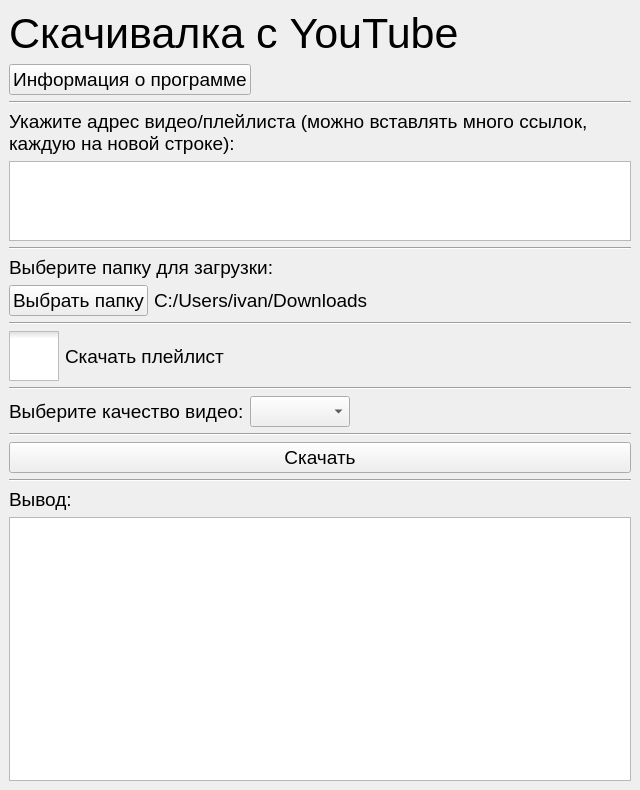
First picture: the form in ui/main.ui, repository SeryiBaran/yt-dlp-python-gui, before the edit.
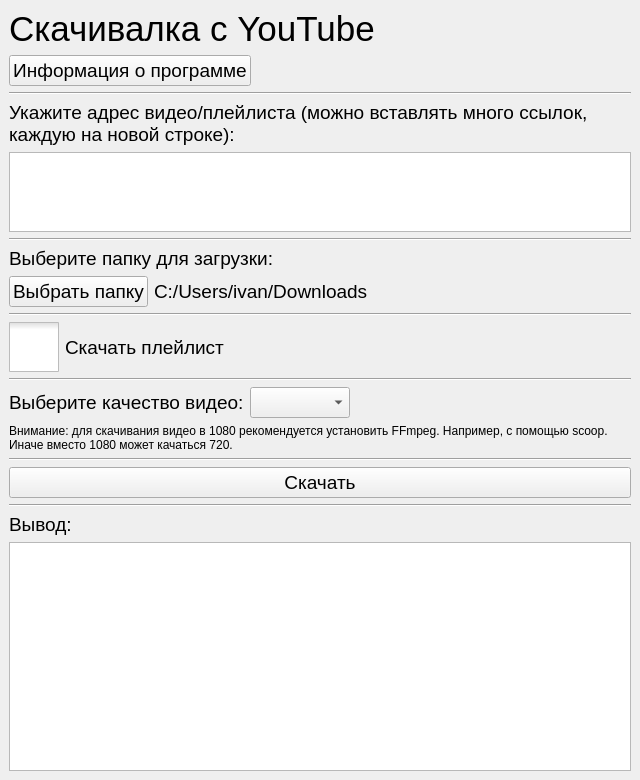
Second picture: the form after the edit. Icons and pictures are not drawn.

Commit message: fix: fix 1080p and webm

What changed in the file:
```diff
--- a/ui/main.ui
+++ b/ui/main.ui
@@ -10,7 +10,7 @@
     <x>0</x>
     <y>0</y>
     <width>640</width>
-    <height>790</height>
+    <height>780</height>
    </rect>
   </property>
   <property name="font">
@@ -62,8 +62,8 @@
         <rect>
          <x>0</x>
          <y>0</y>
-         <width>640</width>
-         <height>790</height>
+         <width>623</width>
+         <height>783</height>
         </rect>
        </property>
        <layout class="QVBoxLayout" name="verticalLayout_3">
@@ -71,7 +71,7 @@
          <widget class="QLabel" name="label_13">
           <property name="font">
            <font>
-            <pointsize>32</pointsize>
+            <pointsize>26</pointsize>
            </font>
           </property>
           <property name="text">
@@ -257,6 +257,21 @@
           </item>
          </layout>
         </item>
+        <item>
+         <widget class="QLabel" name="label">
+          <property name="font">
+           <font>
+            <pointsize>9</pointsize>
+           </font>
+          </property>
+          <property name="text">
+           <string>Внимание: для скачивания видео в 1080 рекомендуется установить FFmpeg. Например, с помощью scoop. Иначе вместо 1080 может качаться 720.</string>
+          </property>
+          <property name="wordWrap">
+           <bool>true</bool>
+          </property>
+         </widget>
+        </item>
         <item>
          <widget class="Line" name="line_15">
           <property name="orientation">
```
The commit also changes 2 other files.
